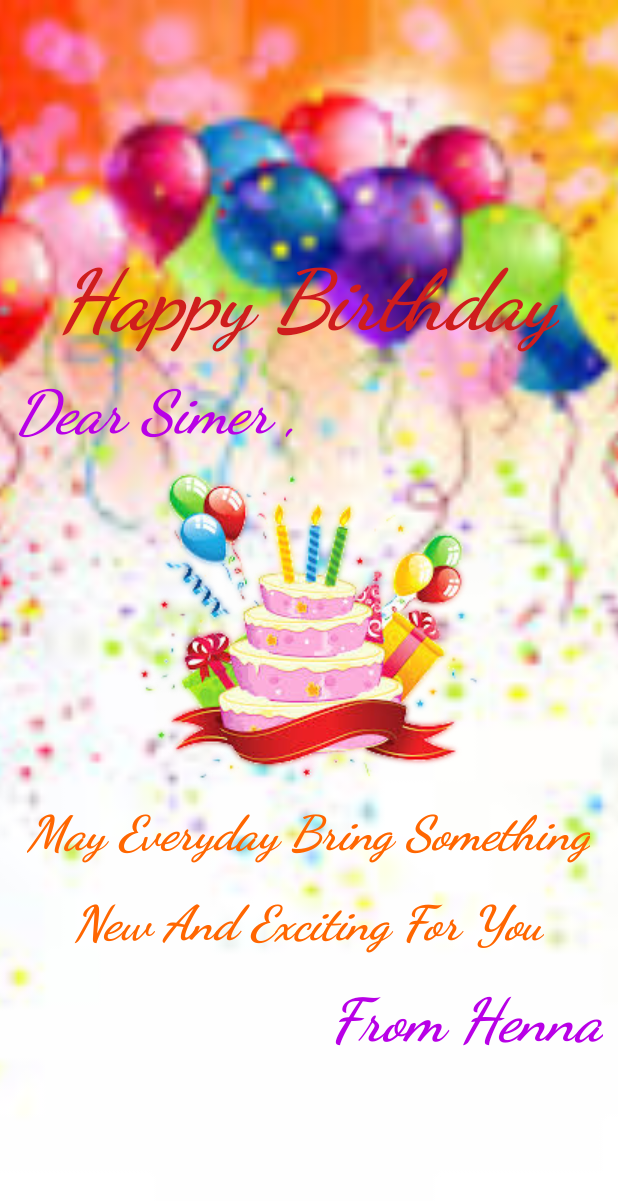
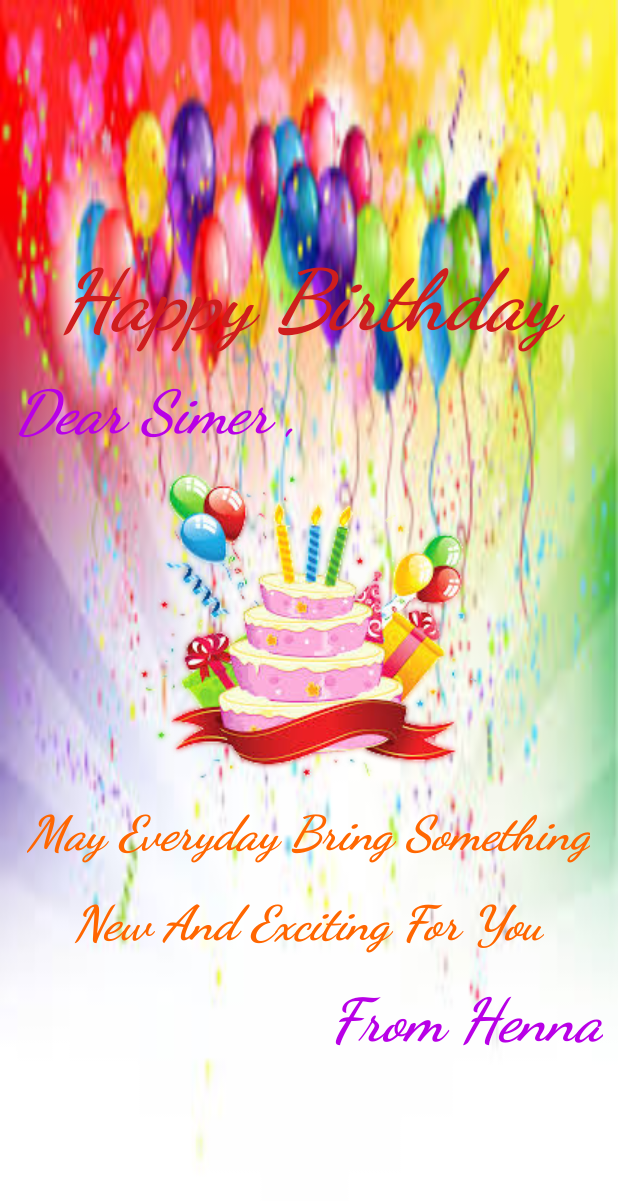
Before and after one commit to hennasingh/AndroidCardApp, an Android app: the screen it shows after launch (MainActivity), on a phone screen of 412 x 824 dp. Shown: the top 1201 px of the screen. Run offline under Robolectric (Android 15) with nearby library versions, the phone set to English and light mode, and no system bars.

Commit message:
removed inner linear layout and used scrollview as root view

```diff
--- a/FirstCard/app/src/main/res/layout/activity_main.xml
+++ b/FirstCard/app/src/main/res/layout/activity_main.xml
@@ -1,44 +1,26 @@
 <?xml version="1.0" encoding="utf-8"?>
 
-<RelativeLayout xmlns:android="http://schemas.android.com/apk/res/android"
+<ScrollView xmlns:android="http://schemas.android.com/apk/res/android"
     xmlns:tools="http://schemas.android.com/tools"
+    android:layout_width="match_parent"
+    android:layout_height="match_parent"
+     android:background="@drawable/balloon6"
+     android:fillViewport="true">
+
+<RelativeLayout
     android:id="@+id/activity_main"
-    android:layout_width="fill_parent"
-    android:layout_height="fill_parent"
+    android:layout_width="match_parent"
+    android:layout_height="wrap_content"
     tools:context="artist.web.firstcard.MainActivity">
 
-            <ImageView
-                android:id="@+id/balloonImage"
-                android:layout_width="fill_parent"
-                android:layout_height="fill_parent"
-                android:src="@drawable/balloon6"
-                android:contentDescription="@string/imgBalloonText"
-                android:scaleType="centerCrop"/>
-
-            <ScrollView
-                android:layout_width="match_parent"
-                android:layout_height="wrap_content">
-
-            <RelativeLayout
-                android:id="@+id/Rel_ins_scroll"
-                android:layout_width="match_parent"
-                android:layout_height="wrap_content">
-
-            <LinearLayout
-                android:id="@+id/HBText"
-                android:layout_width="match_parent"
-                android:layout_height="wrap_content"
-                android:orientation="horizontal"
-                android:gravity="center_horizontal"
-                android:layout_marginTop="@dimen/linerLayout_HBtext_margin">
-
-                <TextView
-                    android:layout_width="wrap_content"
+            <TextView
+                    android:id="@+id/HBText"
+                    android:layout_width="match_parent"
                     android:layout_height="wrap_content"
                     style="@style/BasicLayoutStyle.bdayText"
+                    android:gravity="center|center_horizontal"
                     android:text="@string/HBText"/>
 
-               </LinearLayout>
 
             <TextView
                 android:id="@+id/toText"
@@ -85,4 +67,3 @@
 
            </RelativeLayout>
     </ScrollView>
-</RelativeLayout>
--- a/FirstCard/app/src/main/res/values/styles.xml
+++ b/FirstCard/app/src/main/res/values/styles.xml
@@ -16,6 +16,8 @@
         <item name="android:textSize">@dimen/bdayText_size</item>
         <item name="android:padding">@dimen/bdayText_padding</item>
         <item name="android:textColor">@color/HBText</item>
+        <item name="android:layout_marginTop">@dimen/linerLayout_HBtext_margin</item>
+
     </style>
 
     <style name="BasicLayoutStyle.toText">
```
Also changed, not shown: 2 other files.
